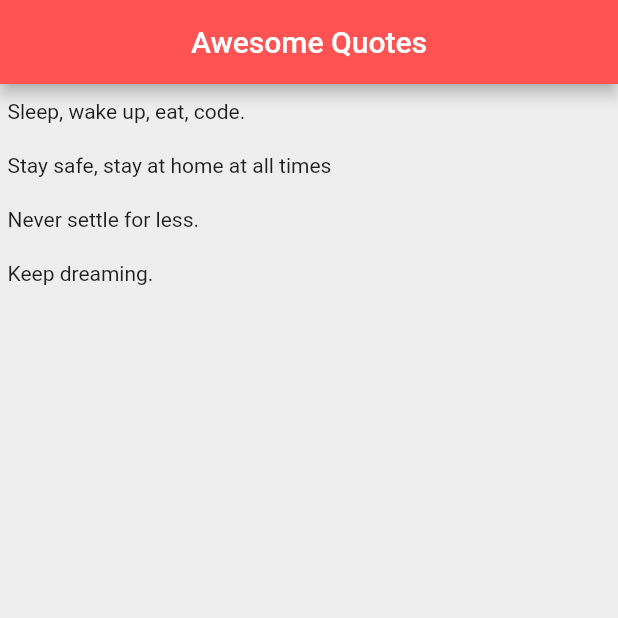
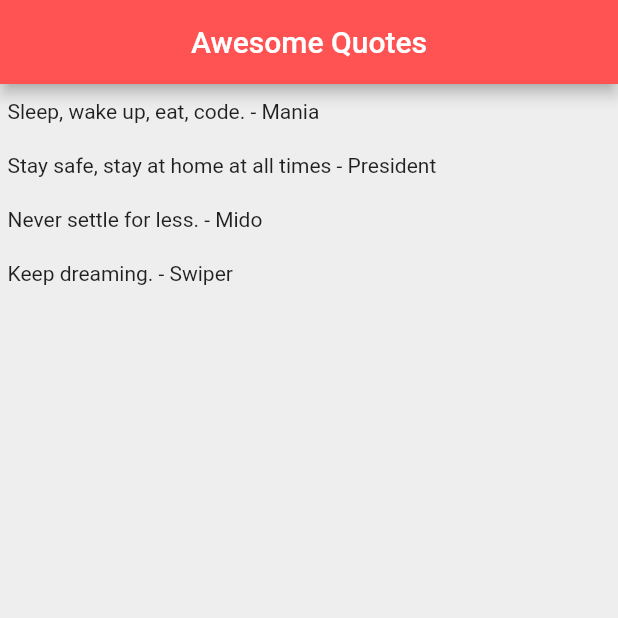
Before and after one commit to phyzikhs/flutter2_ninja_card, a Flutter app: the screen it shows after launch, on a phone screen of 412 x 824 dp, the top half of it. Run offline on Flutter 3.47's test engine with Material 2 defaults, Android fonts, the phone set to English and light mode, and no system bars.

Commit message:
custom quote class, dynamic constructor

```diff
--- a/quote_list/lib/main.dart
+++ b/quote_list/lib/main.dart
@@ -1,4 +1,7 @@
+import 'dart:collection';
+
 import 'package:flutter/material.dart';
+import 'package:quote_list/quote.dart';
 
 void main() => runApp(MaterialApp(
   home: QuoteList(),
@@ -11,11 +14,11 @@ class QuoteList extends StatefulWidget {
 
 class _QuoteListState extends State<QuoteList> {
 
-  List<String> quotes = [
-    'Sleep, wake up, eat, code.',
-    'Stay safe, stay at home at all times',
-    'Never settle for less.',
-    'Keep dreaming.',
+  List<Quote> quotes = [
+    Quote(text: 'Sleep, wake up, eat, code.', author: 'Mania'),
+    Quote(text: 'Stay safe, stay at home at all times', author: 'President'),
+    Quote(text: 'Never settle for less.', author: 'Mido'),
+    Quote(text: 'Keep dreaming.', author: 'Swiper'),
   ];
 
   @override
@@ -43,7 +46,7 @@ class _QuoteListState extends State<QuoteList> {
         ),
         ] : quotes.map((quote) => Container(
           padding: EdgeInsets.symmetric(vertical: 10.0, horizontal: 5.0),
-            child: Text(quote),
+            child: Text('${quote.text} - ${quote.author}'),
         )).toList(),
       ),
     );
--- /dev/null
+++ b/quote_list/lib/quote.dart
@@ -0,0 +1,5 @@
+class Quote{
+  String text, author;
+
+  Quote({this.text, this.author});
+}
```
